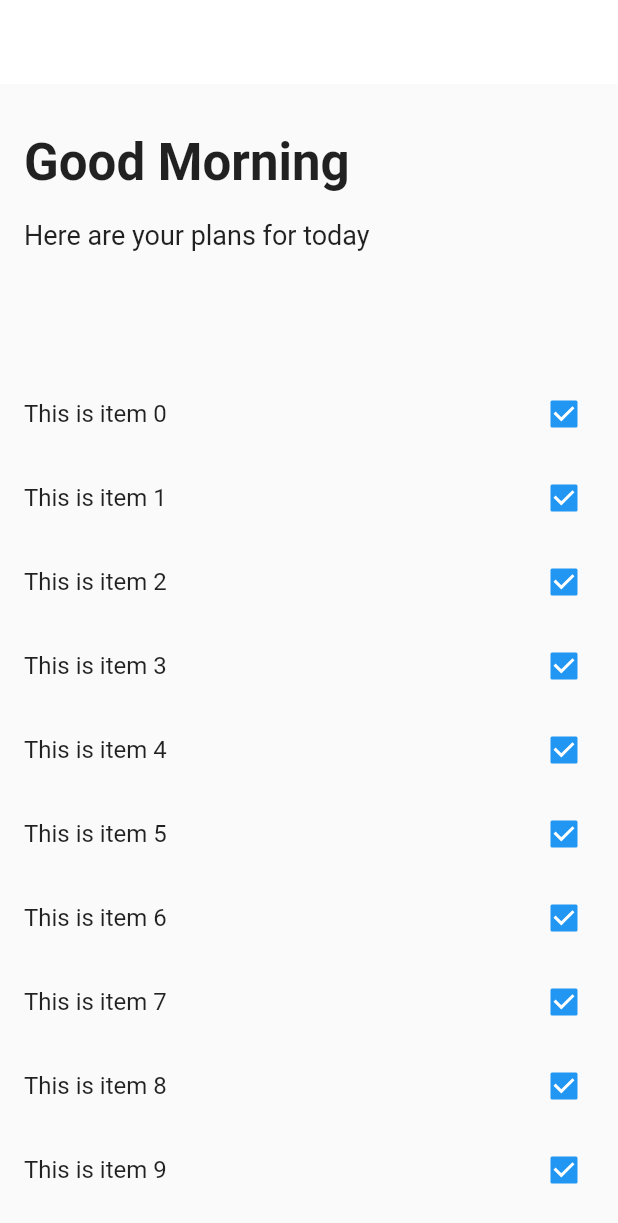
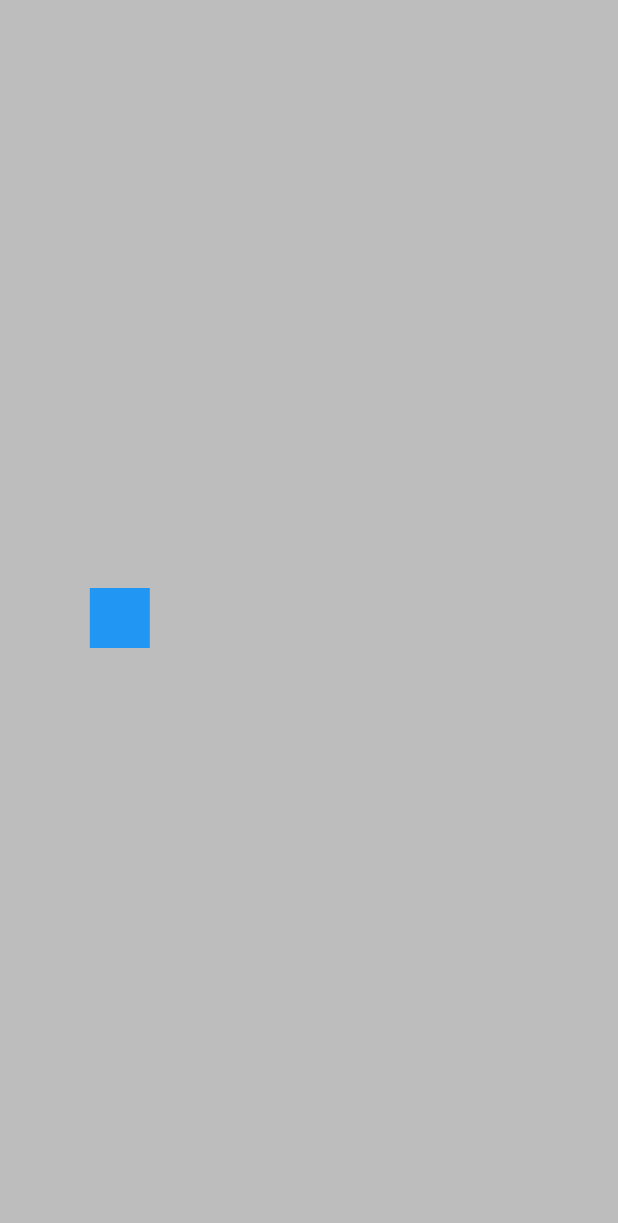
Before and after one commit to devguusta/Estudo-anima-es---Flutter, a Flutter app: the screen it shows after launch, after a tap on an icon or button, on a phone screen of 412 x 824 dp. Shown: the top 1223 px of the screen. Run offline on Flutter 3.47's test engine with Material 2 defaults, Android fonts, the light colour scheme and no system bars.

Commit message:
replica animação do animated card

```diff
--- /dev/null
+++ b/lib/advanced_animation/animated_container.dart
@@ -0,0 +1,57 @@
+import 'package:flutter/material.dart';
+
+class AnimatedContainerWidget extends StatefulWidget {
+  const AnimatedContainerWidget({Key? key}) : super(key: key);
+
+  @override
+  State<AnimatedContainerWidget> createState() =>
+      _AnimatedContainerWidgetState();
+}
+
+class _AnimatedContainerWidgetState extends State<AnimatedContainerWidget>
+    with SingleTickerProviderStateMixin {
+  late AnimationController _controller;
+  late Animation _containerAnimation;
+  late Animation _positionAnimation;
+
+  @override
+  void initState() {
+    // TODO: implement initState
+    super.initState();
+    _controller = AnimationController(
+      vsync: this,
+      duration: const Duration(seconds: 4),
+    );
+    _positionAnimation =
+        AlignmentTween(begin: Alignment.centerLeft, end: Alignment.center)
+            .animate(CurvedAnimation(
+                parent: _controller,
+                curve: const Interval(0.0, 0.7, curve: Curves.easeInOut)));
+    _containerAnimation = Tween(begin: 40.0, end: 200.0).animate(
+        CurvedAnimation(
+            parent: _controller,
+            curve: const Interval(0.4, 1.0, curve: Curves.bounceOut)));
+
+    _controller.forward();
+    _controller.repeat();
+  }
+
+  @override
+  Widget build(BuildContext context) {
+    return Scaffold(
+      backgroundColor: Colors.grey[400],
+      body: AnimatedBuilder(
+          animation: _controller,
+          builder: (context, child) {
+            return Align(
+              alignment: _positionAnimation.value,
+              child: Container(
+                height: _containerAnimation.value,
+                width: _containerAnimation.value,
+                color: Colors.blue,
+              ),
+            );
+          }),
+    );
+  }
+}
--- a/lib/advanced_animation/home.dart
+++ b/lib/advanced_animation/home.dart
@@ -1,3 +1,4 @@
+import 'package:advanced_animations/advanced_animation/animated_container.dart';
 import 'package:flutter/material.dart';
 import 'package:flutter/services.dart';
 
@@ -49,7 +50,13 @@ class _HomePageState extends State<HomePage>
         floatingActionButton: Transform.scale(
           scale: _fabAnimation.value,
           child: FloatingActionButton(
-            onPressed: () {},
+            onPressed: () {
+              Navigator.push(
+                context,
+                MaterialPageRoute(
+                    builder: (context) => const AnimatedContainerWidget()),
+              );
+            },
             child: const Icon(Icons.add),
           ),
         ),
@@ -103,12 +110,18 @@ class _HomePageState extends State<HomePage>
                     child: Opacity(
                       opacity: _listAnimation.value,
                       child: ListView.builder(
-                        itemCount: 40,
                         itemBuilder: (context, position) {
                           return CheckboxListTile(
                             title: Text("This is item $position"),
                             value: true,
-                            onChanged: (val) {},
+                            onChanged: (val) {
+                              Navigator.push(
+                                context,
+                                MaterialPageRoute(
+                                    builder: (context) =>
+                                        const AnimatedContainerWidget()),
+                              );
+                            },
                           );
                         },
                       ),
```
